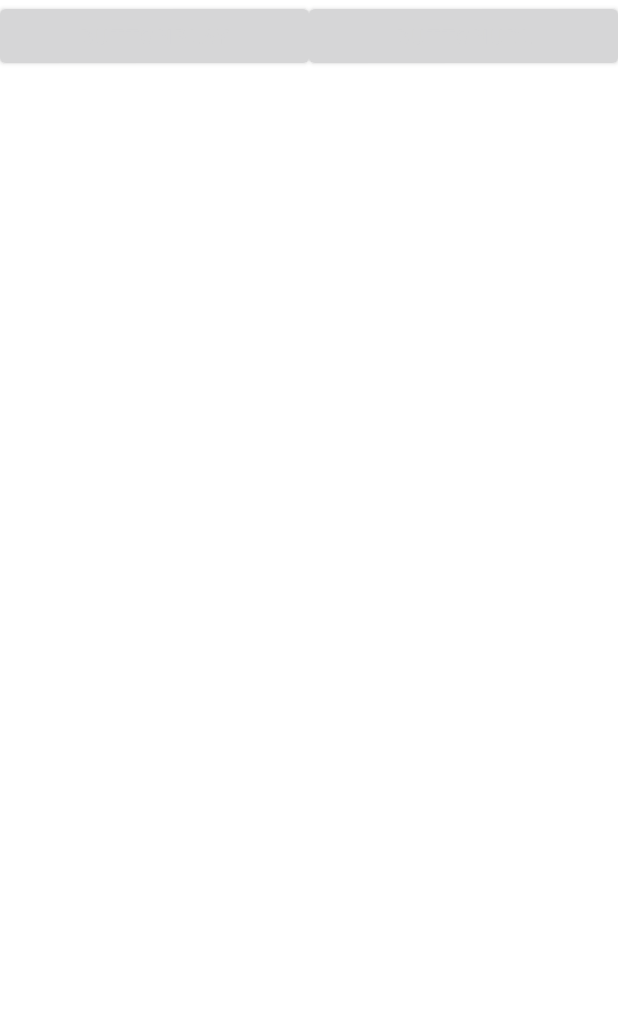
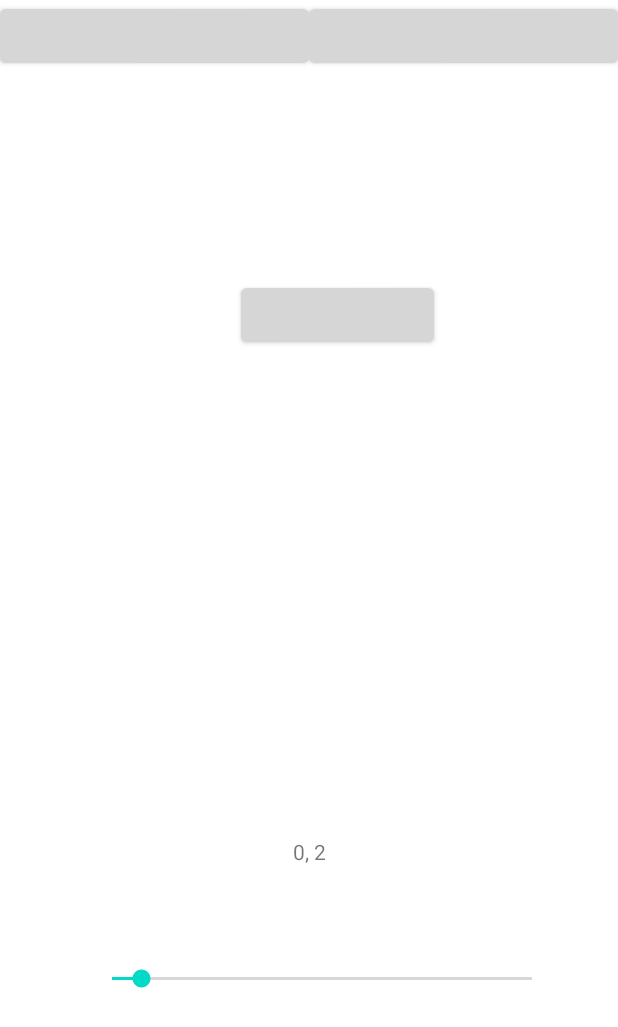
Before and after one commit to Kingsoulz4/MusicPlayerProject, an Android app: the screen it shows after launch (MainTestPlay), after a tap on "BUTTONPLAY", on a phone screen of 412 x 824 dp. Shown: the top 1027 px of the screen. Run offline under Robolectric (Android 15) with nearby library versions, the phone set to English and light mode, and no system bars.

Commit message:
playFromURL now supports AsyncTask, Handler & seekBar
AsyncTask: For displaying loading icon while preparing tracks
Handler: For changing seekBar progress, as the song is playing
seekBar: For time jumping

```diff
--- a/app/src/main/java/com/example/musicplayerproject/activities/MainTestPlay.kt
+++ b/app/src/main/java/com/example/musicplayerproject/activities/MainTestPlay.kt
@@ -6,25 +6,48 @@ import android.media.MediaPlayer
 import android.os.AsyncTask
 import android.os.Build
 import android.os.Bundle
+import android.os.Handler
 import android.view.View.INVISIBLE
 import android.view.View.VISIBLE
 import android.view.Window
-import android.widget.Button
-import android.widget.ProgressBar
-import android.widget.Toast
+import android.widget.*
+import android.widget.SeekBar.OnSeekBarChangeListener
 import androidx.appcompat.app.AppCompatActivity
 import com.example.musicplayerproject.R
 
-var currentURL: String = "null" //global var to save currently playing URL
+
+var currentURL: String = "" //global var to save currently playing URL
 
 class MainTestPlay : AppCompatActivity() {
-    private var buttonPlay: Button? = null
-    private var buttonURL: Button? = null
-    private var loadingCircle: ProgressBar? = null
+    private lateinit var buttonPlay: Button
+    private lateinit var buttonURL: Button
+    private lateinit var buttonSkip: Button
+    private lateinit var loadingCircle: ProgressBar
+    private lateinit var seekBar: SeekBar
+    private lateinit var numPos: TextView
     private var mPlayer: MediaPlayer? = null
+
+    //To update song time when it is playing
+    private val mHandler: Handler = Handler()
+    private val mUpdateTimeTask: Runnable = object : Runnable {
+        override fun run() {
+            val pos: Long = mPlayer!!.currentPosition.toLong()
+            val total: Long = mPlayer!!.duration.toLong()
+            val posMin: Long = pos.div(60000)
+            val posSec: Long = (((pos.rem((1000 * 60 * 60))).rem((1000 * 60))).div(1000))
+
+
+            //var progress: Int = getProgressPercentage(pos, total)
+            numPos.text = "$posMin, $posSec"
+            seekBar.progress = (pos * 100 / total).toInt()
+            mHandler.postDelayed(this, 100)
+        }
+    }
+
     //private var songs: MutableList<Song>? = null
 
     //private var length: Int? = null
+
 
     override fun onCreate(savedInstanceState: Bundle?) {
         super.onCreate(savedInstanceState)
@@ -37,74 +60,118 @@ class MainTestPlay : AppCompatActivity() {
 
         buttonPlay = findViewById(R.id.buttonPlay)
         buttonURL = findViewById(R.id.buttonURL)
+        buttonSkip = findViewById(R.id.buttonSkip)
         loadingCircle = findViewById(R.id.progressBar)
+        seekBar = findViewById(R.id.seekBar)
+        seekBar.max = 100
+        numPos = findViewById(R.id.numPos)
 
         //Test playing two different URLs, one at a time
-        buttonPlay?.setOnClickListener {
-            playFromURL("https://mp3-s1-m-zmp3.zmdcdn.me/b36802b4ccf325ad7ce2/1729810351076897325?authen=exp=1664803082~acl=/b36802b4ccf325ad7ce2/*~hmac=e549f62406528d14440bb2f86e598620")
+        buttonPlay.setOnClickListener {
+            //playFromURL("https://www.soundhelix.com/examples/mp3/SoundHelix-Song-2.mp3")
+            playFromURL("https://mp3-s1-m-zmp3.zmdcdn.me/b36802b4ccf325ad7ce2/1729810351076897325?authen=exp=1665064231~acl=/b36802b4ccf325ad7ce2/*~hmac=367ff8cee54ba10712d7bfe5c8261a9e")
         }
-        buttonURL?.setOnClickListener{
+        buttonURL.setOnClickListener{
             playFromURL("https://www.soundhelix.com/examples/mp3/SoundHelix-Song-1.mp3")
         }
+        buttonSkip.setOnClickListener{
+            skipTest()
+        }
+        seekBar.setOnSeekBarChangeListener(object : OnSeekBarChangeListener {
+            override fun onProgressChanged(p0: SeekBar?, p1: Int, p2: Boolean) {
+            }
+
+            override fun onStartTrackingTouch(p0: SeekBar?) {
+                mHandler.removeCallbacks(mUpdateTimeTask)
+            }
+
+            override fun onStopTrackingTouch(p0: SeekBar?) {
+                mHandler.removeCallbacks(mUpdateTimeTask)
+                val pos: Long = (seekBar.progress.toLong())
+                val total: Long = mPlayer!!.duration.toLong()
+                mPlayer?.seekTo((total * pos / 100).toInt())
+                updateProgressBar()
+            }
+
+        })
+    }
+
+    private fun skipTest() {
+        if (mPlayer!!.isPlaying && mPlayer != null) {
+            mPlayer!!.seekTo(100000)
+        }
+    }
+
+    private fun updateProgressBar() {
+        mHandler.postDelayed(mUpdateTimeTask, 100)
     }
 
     private fun playFromURL(url: String) {
         MusicTask(this).execute(url)
     }
 
+    private fun playOrPause() {
+        if (!mPlayer!!.isPlaying) {
+            Toast.makeText(this, "Playing!", Toast.LENGTH_SHORT).show()
+            mPlayer!!.start()
+            updateProgressBar()
+        } else {
+            Toast.makeText(this, "Paused!", Toast.LENGTH_SHORT).show()
+            mPlayer!!.pause()
+        }
+    }
 
+    private fun prepareURLTracks(url: String?) {
+        if (mPlayer == null || url != currentURL) {
+            mHandler.removeCallbacks(mUpdateTimeTask)
+            mPlayer?.reset() // Only reset the player if we're playing a different URL
 
-    internal inner class MusicTask(var context: Context) : AsyncTask<String, Void, Void>() {
+            currentURL = url.toString()
+            mPlayer = MediaPlayer().apply {
+                if (Build.VERSION.SDK_INT >= Build.VERSION_CODES.LOLLIPOP) {
+                    setAudioAttributes(
+                        AudioAttributes.Builder()
+                            .setContentType(AudioAttributes.CONTENT_TYPE_MUSIC)
+                            .setUsage(AudioAttributes.USAGE_MEDIA)
+                            .build()
+                    )
+                }
+                setDataSource(url)
+                setOnCompletionListener {
+                    Toast.makeText(this@MainTestPlay, "Finished!", Toast.LENGTH_SHORT).show()
+                }
 
+                prepare()
+            }
+        }
+    }
 
+    internal inner class MusicTask(private var context: Context) : AsyncTask<String, Void, String>() {
 
         @Deprecated("Deprecated in Java")
         override fun onPreExecute() {
             super.onPreExecute()
-
             //Insert whatever loading animation you want here
             Toast.makeText(context, "Loading...", Toast.LENGTH_SHORT).show()
-            loadingCircle?.visibility = VISIBLE
+            loadingCircle.visibility = VISIBLE
         }
 
         @Deprecated("Deprecated in Java")
-        override fun doInBackground(vararg url: String?): Void? {
-            if (mPlayer == null || url[0] != currentURL) {
-                mPlayer?.reset() // Only reset the player if we're playing a different URL
-
-                currentURL = url[0].toString()
-                mPlayer = MediaPlayer().apply {
-                    if (Build.VERSION.SDK_INT >= Build.VERSION_CODES.LOLLIPOP) {
-                        setAudioAttributes(
-                            AudioAttributes.Builder()
-                                .setContentType(AudioAttributes.CONTENT_TYPE_MUSIC)
-                                .setUsage(AudioAttributes.USAGE_MEDIA)
-                                .build()
-                        )
-                    }
-                    setDataSource(url[0])
-                    prepare()
-                }
-            }
-            return null
+        override fun doInBackground(vararg url: String?): String? {
+            prepareURLTracks(url[0])
+            return url[0]
         }
 
 
         @Deprecated("Deprecated in Java")
-        override fun onPostExecute(result: Void?) {
+        override fun onPostExecute(result: String?) {
             super.onPostExecute(result)
 
             //Disable loading animation from above
-            loadingCircle?.visibility = INVISIBLE
-
-            //Play/Pause
-            if (!(mPlayer!!.isPlaying)) {
-                Toast.makeText(context, "Playing!", Toast.LENGTH_SHORT).show()
-                mPlayer!!.start()
-            } else {
-                Toast.makeText(context, "Paused!", Toast.LENGTH_SHORT).show()
-                mPlayer?.pause()
-            }
+            loadingCircle.visibility = INVISIBLE
+            //seekBar.progress = 0
+            seekBar.max = 100
+            playOrPause()
         }
     }
 
--- a/app/src/main/res/layout/test_music_menu.xml
+++ b/app/src/main/res/layout/test_music_menu.xml
@@ -37,4 +37,41 @@
         app:layout_constraintStart_toStartOf="parent"
         app:layout_constraintTop_toTopOf="parent" />
 
+    <TextView
+        android:id="@+id/numPos"
+        android:layout_width="wrap_content"
+        android:layout_height="wrap_content"
+        android:layout_marginTop="122dp"
+        android:text="TextView"
+        app:layout_constraintEnd_toEndOf="parent"
+        app:layout_constraintStart_toStartOf="parent"
+        app:layout_constraintTop_toBottomOf="@+id/progressBar" />
+
+    <Button
+        android:id="@+id/buttonSkip"
+        android:layout_width="wrap_content"
+        android:layout_height="wrap_content"
+        android:layout_marginStart="159dp"
+        android:layout_marginLeft="159dp"
+        android:layout_marginTop="138dp"
+        android:layout_marginEnd="122dp"
+        android:layout_marginRight="122dp"
+        android:text="ButtonSkip"
+        app:layout_constraintEnd_toEndOf="parent"
+        app:layout_constraintStart_toStartOf="parent"
+        app:layout_constraintTop_toBottomOf="@+id/buttonPlay" />
+
+    <SeekBar
+        android:id="@+id/seekBar"
+        android:layout_width="312dp"
+        android:layout_height="76dp"
+        android:layout_marginStart="58dp"
+        android:layout_marginLeft="58dp"
+        android:layout_marginTop="37dp"
+        android:layout_marginEnd="41dp"
+        android:layout_marginRight="41dp"
+        app:layout_constraintEnd_toEndOf="parent"
+        app:layout_constraintStart_toStartOf="parent"
+        app:layout_constraintTop_toBottomOf="@+id/numPos" />
+
 </androidx.constraintlayout.widget.ConstraintLayout>
```
